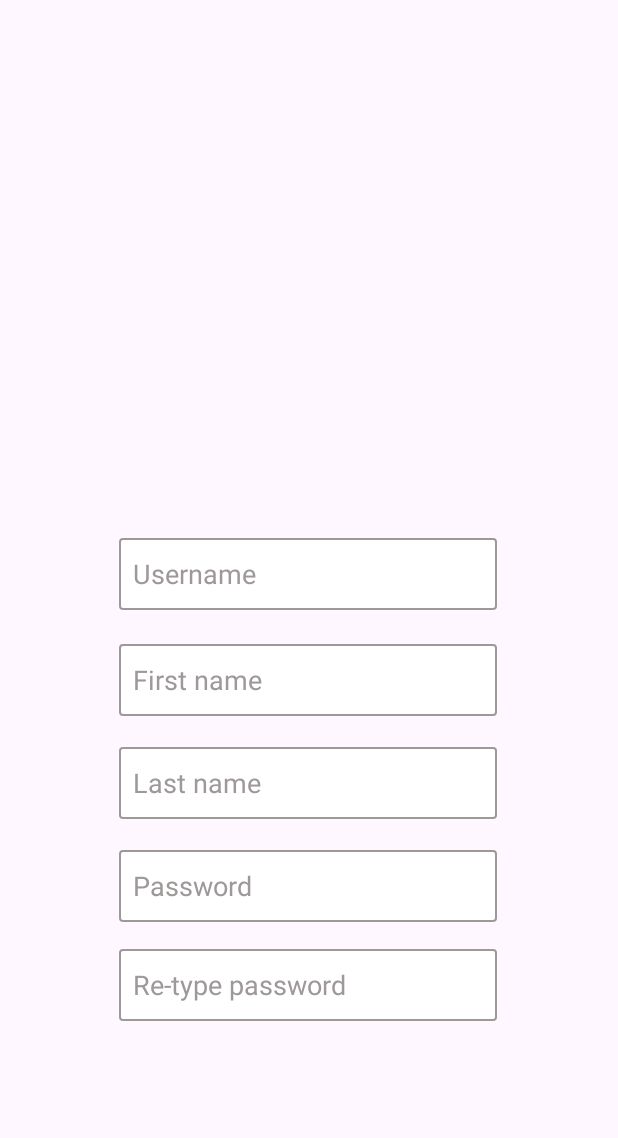
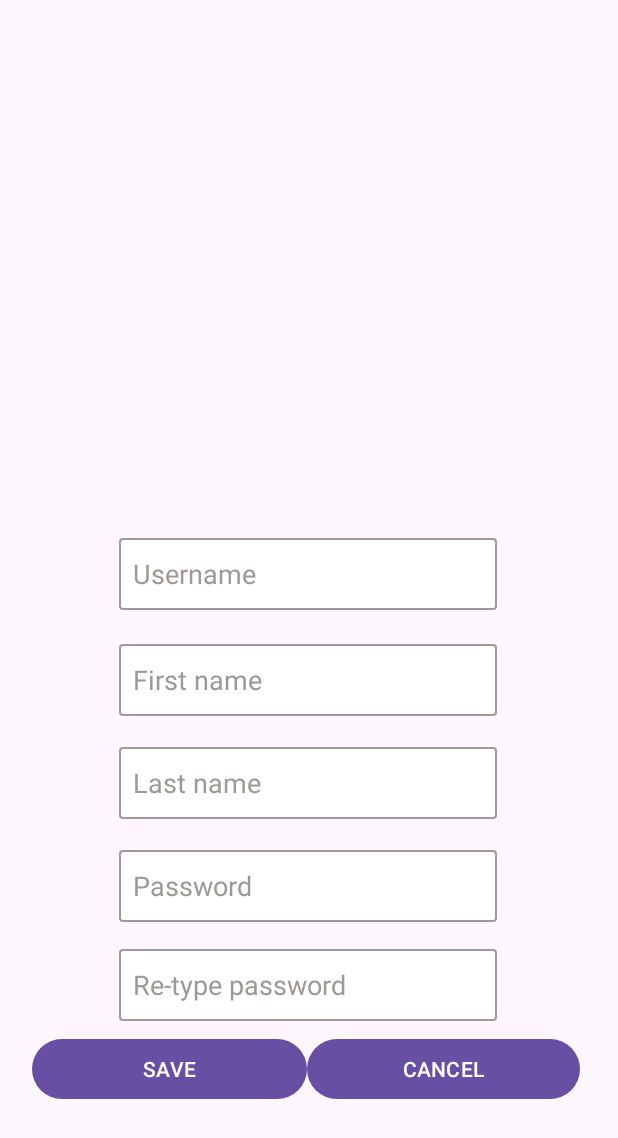
Before and after one commit to Jill-345/UserOperation, an Android app: the UserRegistration screen opened directly, with no data from a screen before it, on a phone screen of 412 x 824 dp. Shown: the top 1138 px of the screen. Run offline under Robolectric (Android 15) with nearby library versions, the phone set to English and light mode, and no system bars.

```diff
--- a/app/src/main/res/layout/activity_user_registration.xml
+++ b/app/src/main/res/layout/activity_user_registration.xml
@@ -86,4 +86,30 @@
         app:layout_constraintStart_toStartOf="parent"
         app:layout_constraintTop_toTopOf="parent"
         app:layout_constraintVertical_bias="0.815" />
+
+    <LinearLayout
+        android:id="@+id/linearLayout"
+        android:layout_width="368dp"
+        android:layout_height="62dp"
+        android:orientation="horizontal"
+        app:layout_constraintBottom_toBottomOf="parent"
+        app:layout_constraintEnd_toEndOf="parent"
+        app:layout_constraintHorizontal_bias="0.488"
+        app:layout_constraintStart_toStartOf="parent"
+        app:layout_constraintTop_toTopOf="parent"
+        app:layout_constraintVertical_bias="0.904">
+
+        <Button
+            android:id="@+id/button4"
+            android:layout_width="183dp"
+            android:layout_height="wrap_content"
+            android:text="SAVE" />
+
+        <Button
+            android:id="@+id/button5"
+            android:layout_width="182dp"
+            android:layout_height="wrap_content"
+            android:text="CANCEL" />
+    </LinearLayout>
+
 </androidx.constraintlayout.widget.ConstraintLayout>
```
